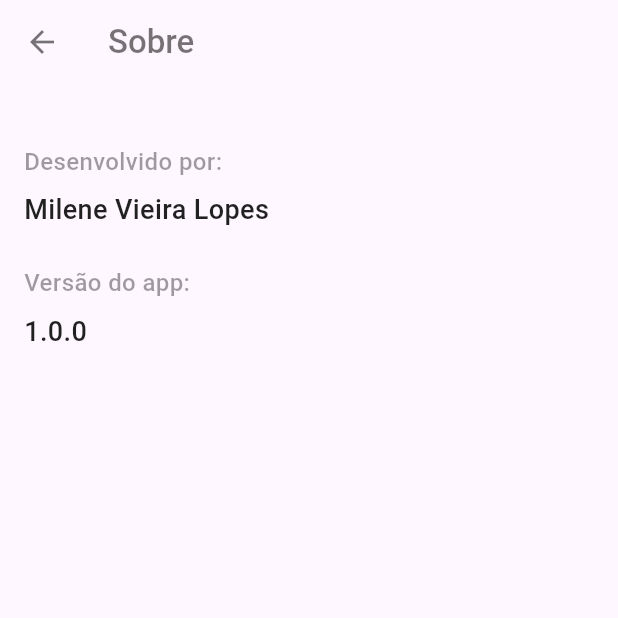
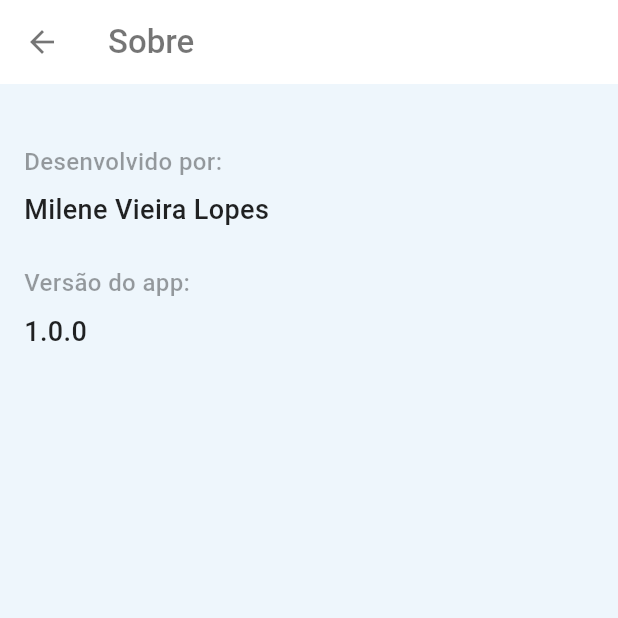
Before and after one commit to milenevi/todo_app, a Flutter app: the screen it shows after launch, after a tap on the "menu" icon, on a phone screen of 412 x 824 dp, the top half of it. Run offline on Flutter 3.47's test engine with Material 3 defaults, Android fonts, the phone set to English and light mode, and no system bars.

Commit message:
refactor: add provider and theme

```diff
--- a/lib/main.dart
+++ b/lib/main.dart
@@ -1,5 +1,9 @@
 import 'package:flutter/material.dart';
+import 'package:provider/provider.dart';
 import 'package:todo_app/screens/todo_list_creen.dart';
+import 'providers/todo_provider.dart';
+import 'theme/app_themes.dart';
+import 'theme/theme_provider.dart';
 
 void main() {
   runApp(const MyApp());
@@ -10,12 +14,23 @@ class MyApp extends StatelessWidget {
 
   @override
   Widget build(BuildContext context) {
-    return MaterialApp(
-      title: 'Todo App',
-      theme: ThemeData(
-        colorScheme: ColorScheme.fromSeed(seedColor: Colors.deepPurple),
+    return MultiProvider(
+      providers: [
+        ChangeNotifierProvider(create: (_) => TodoProvider()),
+        ChangeNotifierProvider(create: (_) => ThemeProvider()),
+      ],
+      child: Consumer<ThemeProvider>(
+        builder: (context, themeProvider, child) {
+          return MaterialApp(
+            title: 'Todo App',
+            theme: AppThemes.getLightTheme(),
+            darkTheme: AppThemes.getDarkTheme(),
+            themeMode:
+            themeProvider.isDarkMode ? ThemeMode.dark : ThemeMode.light,
+            home: const TodoListScreen(),
+          );
+        },
       ),
-      home: const TodoListScreen(),
     );
   }
 }
```
